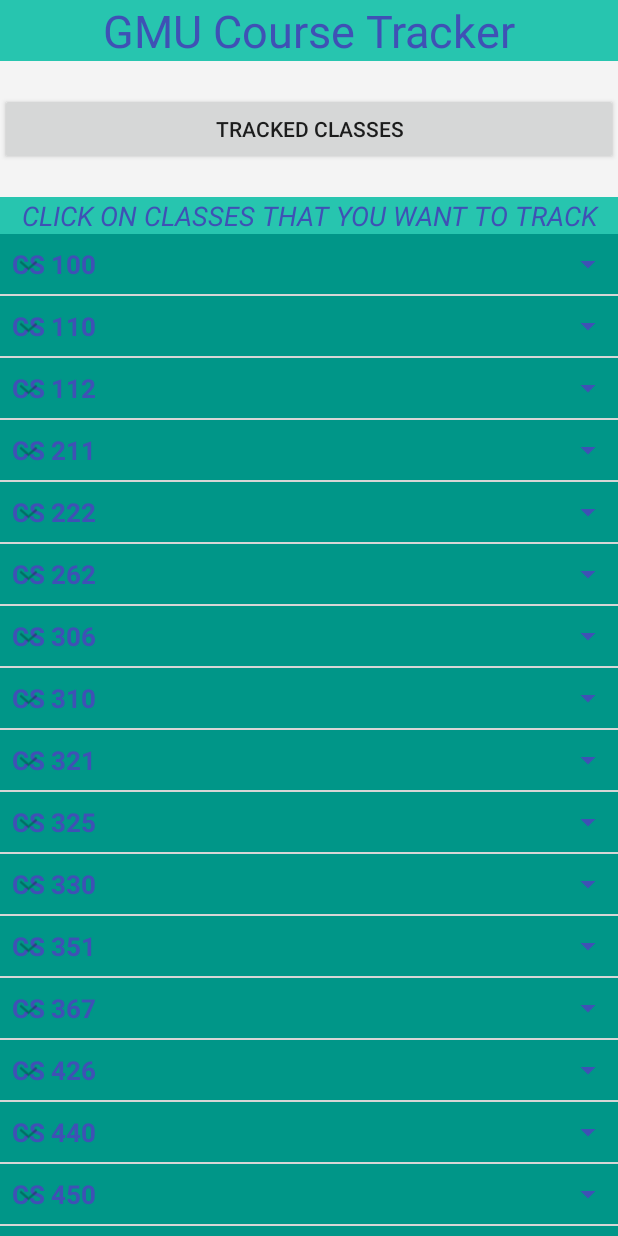
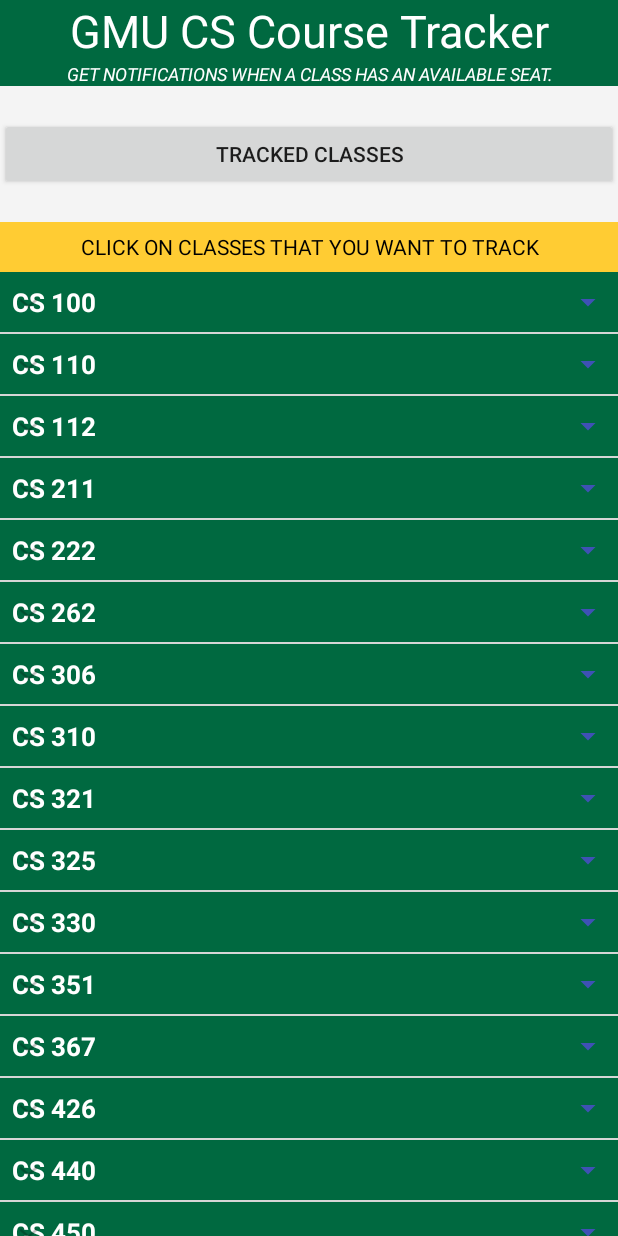
Before and after one commit to kedbirhan/Course-Tracker-app, an Android app: the screen it shows after launch (MainActivity), on a phone screen of 412 x 824 dp. Run offline under Robolectric (Android 15) with nearby library versions, the phone set to English and light mode, and no system bars.

Commit message:
UI update

```diff
--- a/app/src/main/java/com/example/gmucoursetracker/SectionTracker.java
+++ b/app/src/main/java/com/example/gmucoursetracker/SectionTracker.java
@@ -1,7 +1,6 @@
 package com.example.gmucoursetracker;
 
 import android.app.Service;
-import android.app.TaskInfo;
 import android.content.Intent;
 import android.os.AsyncTask;
 import android.os.IBinder;
@@ -15,7 +14,6 @@ import java.util.Iterator;
 import java.util.LinkedList;
 import java.util.Timer;
 import java.util.TimerTask;
-import java.util.concurrent.ExecutionException;
 
 public class SectionTracker extends Service {
     private final long INTERVAL = 5000 * 60 *100; // one minute
--- a/app/src/main/res/layout/activity_main.xml
+++ b/app/src/main/res/layout/activity_main.xml
@@ -8,11 +8,24 @@
     <TextView
         android:layout_width="match_parent"
         android:layout_height="wrap_content"
-        android:background="#27C5AF"
-        android:text="GMU Course Tracker"
+        android:background="#006940"
+        android:text="GMU CS Course Tracker"
         android:textAlignment="center"
-        android:textColor="#3F51B5"
+        android:textColor="#FFFFFF"
         android:textSize="30sp" />
+
+    <TextView
+        android:id="@+id/textView2"
+        android:layout_width="match_parent"
+        android:layout_height="wrap_content"
+        android:background="#006940"
+        android:text="Get notifications when a class has an available seat."
+        android:textAlignment="center"
+        android:textAllCaps="true"
+        android:textAppearance="@style/TextAppearance.AppCompat.Medium"
+        android:textColor="#FFFFFF"
+        android:textSize="12sp"
+        android:textStyle="italic" />
 
     <Space
         android:layout_width="match_parent"
@@ -30,15 +43,15 @@
 
     <TextView
         android:layout_width="match_parent"
-        android:layout_height="wrap_content"
-        android:background="#27C5AF"
+        android:layout_height="33dp"
+        android:background="#fc3"
+        android:gravity="center"
         android:text="Click on classes that you want to track"
         android:textAlignment="center"
         android:textAllCaps="true"
         android:textAppearance="@style/TextAppearance.AppCompat.Medium"
-        android:textColor="#3F51B5"
-        android:textSize="18sp"
-        android:textStyle="italic" />
+        android:textColor="#000000"
+        android:textSize="14sp" />
 
     <ExpandableListView
         android:id="@+id/lvExp"
@@ -48,7 +61,7 @@
     <TextView
         android:id="@+id/textView"
         android:layout_width="match_parent"
-        android:layout_height="42dp"
+        android:layout_height="61dp"
         android:text="classes currently tracking" />
 
     <ListView
--- a/app/src/main/res/layout/list_group.xml
+++ b/app/src/main/res/layout/list_group.xml
@@ -2,7 +2,7 @@
 <LinearLayout xmlns:android="http://schemas.android.com/apk/res/android"
     android:layout_width="fill_parent"
     android:layout_height="wrap_content"
-    android:background="#009688"
+    android:background="#006940"
     android:orientation="vertical"
     android:padding="8dp">
 
@@ -11,7 +11,7 @@
         android:id="@+id/lblListHeader"
         android:layout_width="fill_parent"
         android:layout_height="wrap_content"
-        android:textColor="#3F51B5"
+        android:textColor="#FFFFFF"
         android:textSize="17dp" />
 
 </LinearLayout>
```
